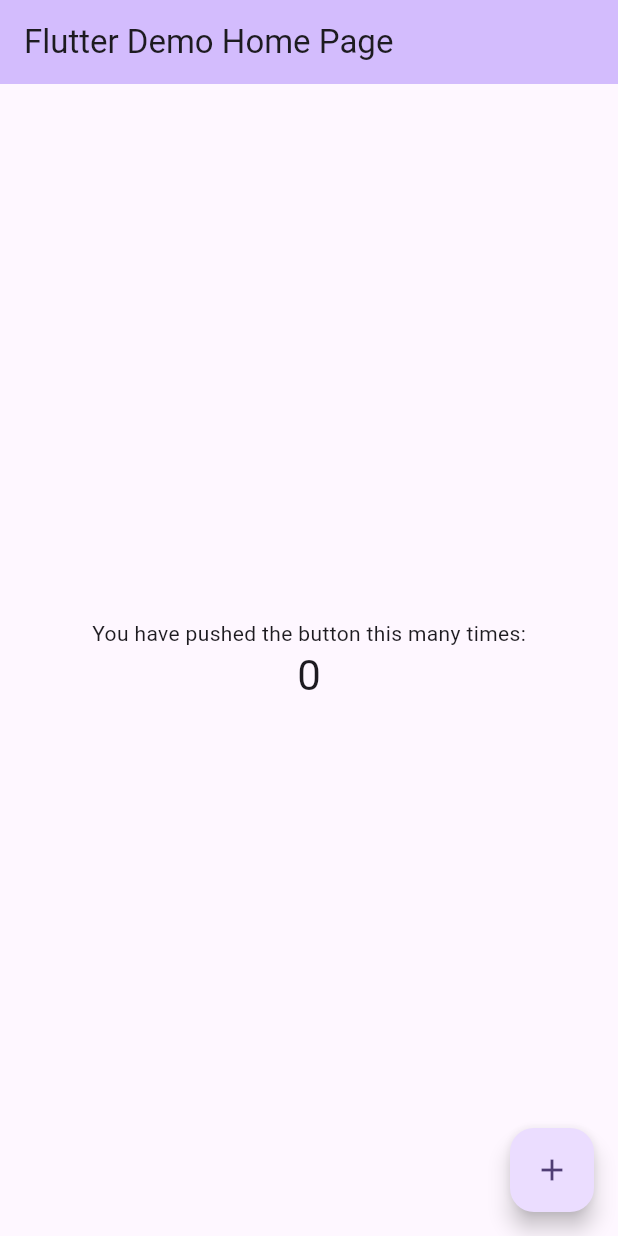
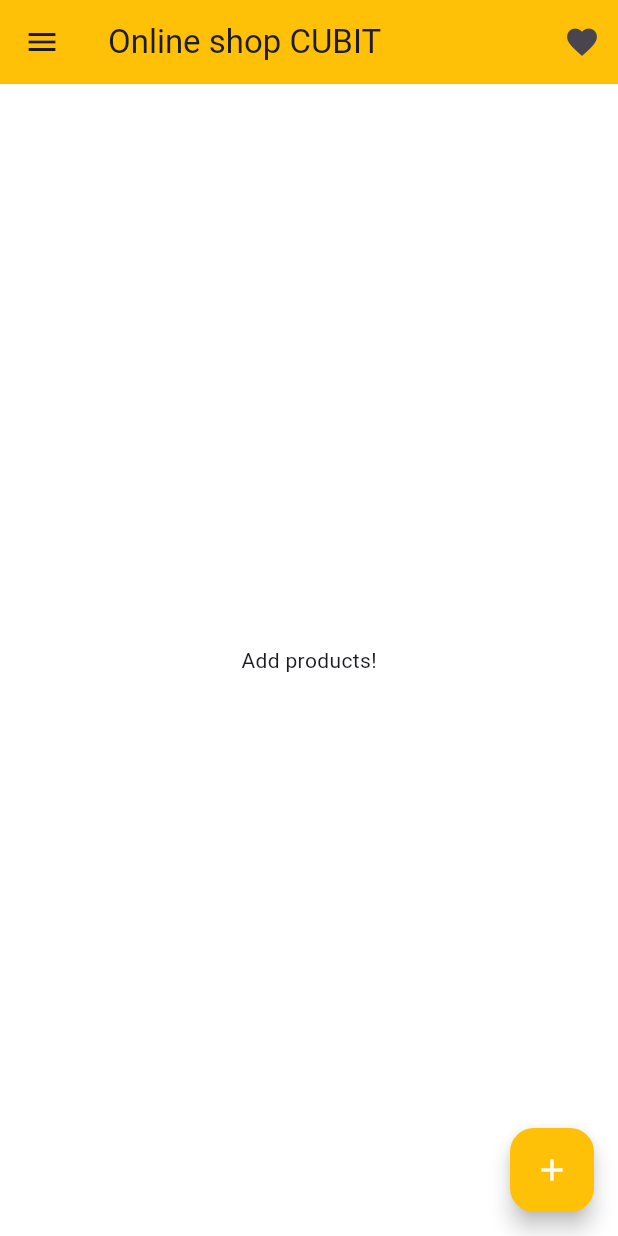
Before and after one commit to ibragimov05/very_simple_online_shop_cubit, a Flutter app: the screen it shows after launch, on a phone screen of 412 x 824 dp. Run offline on Flutter 3.47's test engine with Material 3 defaults, Android fonts, the phone set to English and light mode, and no system bars; our stand-ins replace bloc, flutter_bloc, gap.

Commit message:
theme and cubit has been added

```diff
--- /dev/null
+++ b/lib/cubit/online_shop/product_cubit.dart
@@ -0,0 +1,73 @@
+import 'package:bloc/bloc.dart';
+import 'package:very_simple_online_shop_cubit/cubit/online_shop/product_state.dart';
+import 'package:very_simple_online_shop_cubit/data/models/product.dart';
+
+class ProductCubit extends Cubit<ProductState> {
+  ProductCubit() : super(InitialState());
+
+  final List<Product> _products = [];
+
+  List<Product> get products => _products;
+
+  Future<void> getProducts() async {
+    try {
+      emit(LoadingState());
+      await Future.delayed(const Duration(seconds: 2));
+      emit(LoadedState(products: _products));
+    } catch (e) {
+      emit(ErrorState(message: e.toString()));
+    }
+  }
+
+  Future<void> addProduct({
+    required String title,
+    required String imageUrl,
+  }) async {
+    try {
+      final Product product = Product(
+        id: DateTime.now().microsecondsSinceEpoch.toString(),
+        title: title,
+        imageUrl: imageUrl,
+      );
+
+      emit(LoadingState());
+      await Future.delayed(const Duration(seconds: 2));
+
+      _products.add(product);
+      emit(LoadedState(products: _products));
+    } catch (e) {
+      emit(ErrorState(message: e.toString()));
+    }
+  }
+
+  Future<void> editProduct({
+    required String id,
+    required String title,
+    required String imageUrl,
+  }) async {
+    try {
+      emit(LoadingState());
+      await Future.delayed(const Duration(seconds: 2));
+
+      int index = _products.indexWhere((element) => element.id == id);
+      _products[index].title = title;
+      _products[index].imageUrl = imageUrl;
+
+      emit(LoadedState(products: _products));
+    } catch (e) {
+      emit(ErrorState(message: e.toString()));
+    }
+  }
+
+  void toggleFavorite({required String id}) {
+    int index = _products.indexWhere((element) => element.id == id);
+    _products[index].isFavorite = !_products[index].isFavorite;
+    emit(LoadedState(products: _products));
+  }
+
+  void removeProduct({required String id}) {
+    int index = _products.indexWhere((element) => element.id == id);
+    _products.removeAt(index);
+    emit(LoadedState(products: _products));
+  }
+}
--- /dev/null
+++ b/lib/cubit/online_shop/product_state.dart
@@ -0,0 +1,19 @@
+import 'package:very_simple_online_shop_cubit/data/models/product.dart';
+
+sealed class ProductState {}
+
+final class InitialState extends ProductState {}
+
+final class LoadingState extends ProductState {}
+
+final class LoadedState extends ProductState {
+  List<Product> products;
+
+  LoadedState({required this.products});
+}
+
+final class ErrorState extends ProductState {
+  final String message;
+
+  ErrorState({required this.message});
+}
--- /dev/null
+++ b/lib/cubit/theme/theme_cubit.dart
@@ -0,0 +1,7 @@
+import 'package:bloc/bloc.dart';
+
+class ThemeCubit extends Cubit<bool> {
+  ThemeCubit() : super(false);
+
+  void toggleTheme() => emit(!state);
+}
--- /dev/null
+++ b/lib/data/models/product.dart
@@ -0,0 +1,13 @@
+class Product {
+  final String id;
+  String title;
+  String imageUrl;
+  bool isFavorite;
+
+  Product({
+    required this.id,
+    required this.title,
+    required this.imageUrl,
+    this.isFavorite = false,
+  });
+}
--- a/lib/main.dart
+++ b/lib/main.dart
@@ -1,125 +1,38 @@
 import 'package:flutter/material.dart';
+import 'package:flutter_bloc/flutter_bloc.dart';
+import 'package:very_simple_online_shop_cubit/cubit/online_shop/product_cubit.dart';
+import 'package:very_simple_online_shop_cubit/cubit/theme/theme_cubit.dart';
+import 'package:very_simple_online_shop_cubit/ui/screens/home_screen.dart';
 
-void main() {
-  runApp(const MyApp());
-}
+void main() => runApp(const App());
 
-class MyApp extends StatelessWidget {
-  const MyApp({super.key});
+class App extends StatelessWidget {
+  const App({super.key});
 
-  // This widget is the root of your application.
   @override
   Widget build(BuildContext context) {
-    return MaterialApp(
-      title: 'Flutter Demo',
-      theme: ThemeData(
-        // This is the theme of your application.
-        //
-        // TRY THIS: Try running your application with "flutter run". You'll see
-        // the application has a purple toolbar. Then, without quitting the app,
-        // try changing the seedColor in the colorScheme below to Colors.green
-        // and then invoke "hot reload" (save your changes or press the "hot
-        // reload" button in a Flutter-supported IDE, or press "r" if you used
-        // the command line to start the app).
-        //
-        // Notice that the counter didn't reset back to zero; the application
-        // state is not lost during the reload. To reset the state, use hot
-        // restart instead.
-        //
-        // This works for code too, not just values: Most code changes can be
-        // tested with just a hot reload.
-        colorScheme: ColorScheme.fromSeed(seedColor: Colors.deepPurple),
-        useMaterial3: true,
+    return MultiBlocProvider(
+      providers: [
+        BlocProvider(create: (BuildContext context) => ThemeCubit()),
+        BlocProvider(create: (BuildContext context) => ProductCubit()),
+      ],
+      child: BlocBuilder<ThemeCubit, bool>(
+        builder: (BuildContext context, bool state) {
+          return MaterialApp(
+            debugShowCheckedModeBanner: false,
+            theme: ThemeData(
+              scaffoldBackgroundColor: Colors.white,
+              appBarTheme: const AppBarTheme(
+                backgroundColor: Colors.amber,
+                centerTitle: false,
+              ),
+            ),
+            darkTheme: ThemeData.dark(),
+            themeMode: state ? ThemeMode.dark : ThemeMode.light,
+            home: const HomeScreen(),
+          );
+        },
       ),
-      home: const MyHomePage(title: 'Flutter Demo Home Page'),
     );
   }
 }
-
-class MyHomePage extends StatefulWidget {
-  const MyHomePage({super.key, required this.title});
-
-  // This widget is the home page of your application. It is stateful, meaning
-  // that it has a State object (defined below) that contains fields that affect
-  // how it looks.
-
-  // This class is the configuration for the state. It holds the values (in this
-  // case the title) provided by the parent (in this case the App widget) and
-  // used by the build method of the State. Fields in a Widget subclass are
-  // always marked "final".
-
-  final String title;
-
-  @override
-  State<MyHomePage> createState() => _MyHomePageState();
-}
-
-class _MyHomePageState extends State<MyHomePage> {
-  int _counter = 0;
-
-  void _incrementCounter() {
-    setState(() {
-      // This call to setState tells the Flutter framework that something has
-      // changed in this State, which causes it to rerun the build method below
-      // so that the display can reflect the updated values. If we changed
-      // _counter without calling setState(), then the build method would not be
-      // called again, and so nothing would appear to happen.
-      _counter++;
-    });
-  }
-
-  @override
-  Widget build(BuildContext context) {
-    // This method is rerun every time setState is called, for instance as done
-    // by the _incrementCounter method above.
-    //
-    // The Flutter framework has been optimized to make rerunning build methods
-    // fast, so that you can just rebuild anything that needs updating rather
-    // than having to individually change instances of widgets.
-    return Scaffold(
-      appBar: AppBar(
-        // TRY THIS: Try changing the color here to a specific color (to
-        // Colors.amber, perhaps?) and trigger a hot reload to see the AppBar
-        // change color while the other colors stay the same.
-        backgroundColor: Theme.of(context).colorScheme.inversePrimary,
-        // Here we take the value from the MyHomePage object that was created by
-        // the App.build method, and use it to set our appbar title.
-        title: Text(widget.title),
-      ),
-      body: Center(
-        // Center is a layout widget. It takes a single child and positions it
-        // in the middle of the parent.
-        child: Column(
-          // Column is also a layout widget. It takes a list of children and
-          // arranges them vertically. By default, it sizes itself to fit its
-          // children horizontally, and tries to be as tall as its parent.
-          //
-          // Column has various properties to control how it sizes itself and
-          // how it positions its children. Here we use mainAxisAlignment to
-          // center the children vertically; the main axis here is the vertical
-          // axis because Columns are vertical (the cross axis would be
-          // horizontal).
-          //
-          // TRY THIS: Invoke "debug painting" (choose the "Toggle Debug Paint"
-          // action in the IDE, or press "p" in the console), to see the
-          // wireframe for each widget.
-          mainAxisAlignment: MainAxisAlignment.center,
-          children: <Widget>[
-            const Text(
-              'You have pushed the button this many times:',
-            ),
-            Text(
-              '$_counter',
-              style: Theme.of(context).textTheme.headlineMedium,
-            ),
-          ],
-        ),
-      ),
-      floatingActionButton: FloatingActionButton(
-        onPressed: _incrementCounter,
-        tooltip: 'Increment',
-        child: const Icon(Icons.add),
-      ), // This trailing comma makes auto-formatting nicer for build methods.
-    );
-  }
-}
--- /dev/null
+++ b/lib/ui/screens/home_screen.dart
@@ -0,0 +1,86 @@
+import 'package:flutter/cupertino.dart';
+import 'package:flutter/material.dart';
+import 'package:flutter_bloc/flutter_bloc.dart';
+import 'package:very_simple_online_shop_cubit/cubit/online_shop/product_cubit.dart';
+import 'package:very_simple_online_shop_cubit/cubit/online_shop/product_state.dart';
+import 'package:very_simple_online_shop_cubit/cubit/theme/theme_cubit.dart';
+import 'package:very_simple_online_shop_cubit/data/models/product.dart';
+import 'package:very_simple_online_shop_cubit/ui/screens/favorite_screen.dart';
+import 'package:very_simple_online_shop_cubit/ui/widgets/manage_product.dart';
+import 'package:very_simple_online_shop_cubit/ui/widgets/product_container.dart';
+
+class HomeScreen extends StatelessWidget {
+  const HomeScreen({super.key});
+
+  @override
+  Widget build(BuildContext context) {
+    final ThemeCubit themeCubit = context.read<ThemeCubit>();
+    return Scaffold(
+      appBar: AppBar(
+        title: const Text('Online shop CUBIT'),
+        actions: [
+          IconButton(
+            onPressed: () => Navigator.push(
+              context,
+              CupertinoPageRoute(
+                builder: (BuildContext context) => const FavoriteScreen(),
+              ),
+            ),
+            icon: const Icon(Icons.favorite),
+          ),
+        ],
+      ),
+      drawer: Drawer(
+        child: Column(
+          children: [
+            const DrawerHeader(
+              decoration: BoxDecoration(color: Colors.amber),
+              child: Row(
+                children: [
+                  Text(
+                    "Settings",
+                    style: TextStyle(fontSize: 20, fontWeight: FontWeight.w600),
+                  ),
+                ],
+              ),
+            ),
+            SwitchListTile(
+              title: const Text('Dark mode'),
+              value: themeCubit.state,
+              onChanged: (value) => themeCubit.toggleTheme(),
+            ),
+          ],
+        ),
+      ),
+      body: BlocBuilder<ProductCubit, ProductState>(
+        builder: (BuildContext context, ProductState state) {
+          if (state is InitialState) {
+            return const Center(child: Text('Add products!'));
+          } else if (state is LoadingState) {
+            return const Center(child: CircularProgressIndicator());
+          } else if (state is ErrorState) {
+            return Center(child: Text('error: ${state.message}'));
+          } else {
+            final List<Product> products = (state as LoadedState).products;
+            return ListView.builder(
+              itemCount: products.length,
+              itemBuilder: (BuildContext context, int index) =>
+                  ProductContainer(
+                isFavoriteScreen: false,
+                product: products[index],
+              ),
+            );
+          }
+        },
+      ),
+      floatingActionButton: FloatingActionButton(
+        backgroundColor: Colors.amber,
+        onPressed: () => showDialog(
+          context: context,
+          builder: (BuildContext context) => const ManageProduct(isEdit: false),
+        ),
+        child: const Icon(Icons.add, color: Colors.white),
+      ),
+    );
+  }
+}
--- a/pubspec.yaml
+++ b/pubspec.yaml
@@ -37,6 +37,7 @@ dependencies:
   cupertino_icons: ^1.0.6
   bloc: ^8.1.4
   flutter_bloc: ^8.1.6
+  gap: ^3.0.1
 
 dev_dependencies:
   flutter_test:
```
Also changed, not shown: lib/ui/screens/favorite_screen.dart (added, +43 -0 lines), lib/ui/widgets/manage_product.dart (added, +91 -0 lines), lib/ui/widgets/product_container.dart (added, +72 -0 lines), pubspec.lock, 1 other file.
